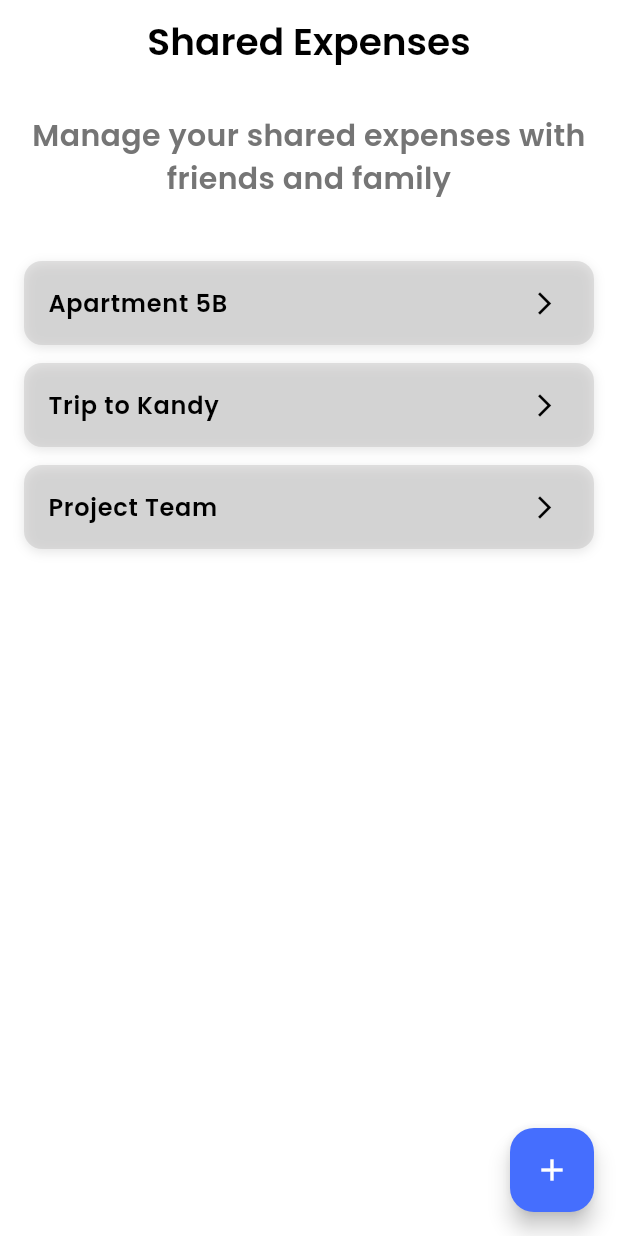
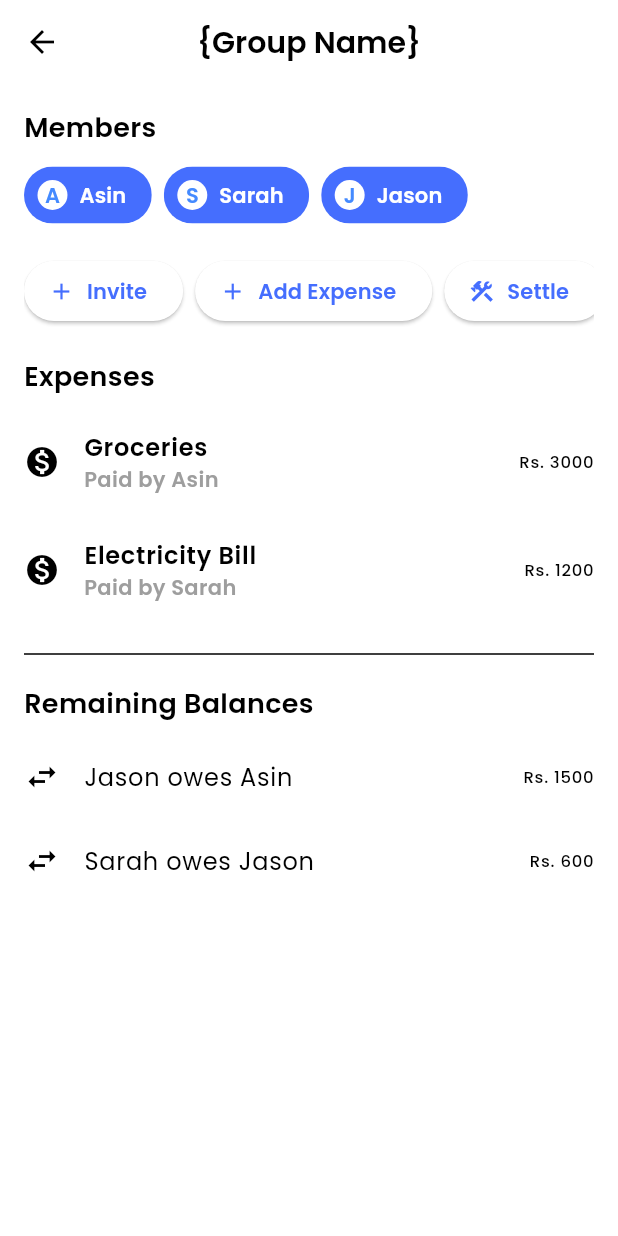
Before and after one commit to AsinOmal/CGP-Adopt-A-Wallet, a Flutter app: the screen it shows after launch, after a tap on "Apartment 5B", on a phone screen of 412 x 824 dp. Run offline on Flutter 3.47's test engine with Material 3 defaults, Android fonts, the phone set to English and light mode, and no system bars; drawn by our look-alikes of flutter_slidable, overlay_support; our stand-ins replace awesome_snackbar_content, bloc, calendar_view, cloud_firestore, dotted_border, equatable and 26 more; missing offline and left inert: encrypt, feedback, google_mlkit_text_recognition, is_first_run, mailer, mobile_scanner and 5 more; accounts and stored records are empty.

Commit message:
Created Group Details UI Screen

```diff
--- /dev/null
+++ b/lib/screens/shared-expenses/group_details.dart
@@ -0,0 +1,131 @@
+import 'package:flutter/material.dart';
+
+class GroupDetailsScreen extends StatelessWidget {
+  static const routeName = '/group-details';
+
+  final List<String> members = ['Asin', 'Sarah', 'Jason'];
+  final List<Map<String, dynamic>> expenses = [
+    {'title': 'Groceries', 'amount': 3000, 'payer': 'Asin'},
+    {'title': 'Electricity Bill', 'amount': 1200, 'payer': 'Sarah'},
+  ];
+  final List<Map<String, dynamic>> balances = [
+    {'from': 'Jason', 'to': 'Asin', 'amount': 1500},
+    {'from': 'Sarah', 'to': 'Jason', 'amount': 600},
+  ];
+
+  GroupDetailsScreen({super.key});
+
+  @override
+  Widget build(BuildContext context) {
+    return Scaffold(
+      appBar: AppBar(
+        title: const Text(
+          '{Group Name}',
+          style: TextStyle(fontSize: 20),
+        ),
+        centerTitle: true,
+      ),
+      body: Padding(
+        padding: const EdgeInsets.all(16),
+        child: Column(
+          crossAxisAlignment: CrossAxisAlignment.start,
+          children: [
+            const Text('Members',
+                style: TextStyle(fontWeight: FontWeight.bold, fontSize: 18)),
+            const SizedBox(height: 8),
+            Wrap(
+              spacing: 8,
+              children: members
+                  .map((m) => Chip(
+                        label: Text(
+                          m,
+                          style: const TextStyle(
+                            fontWeight: FontWeight.bold,
+                            color: Colors.white,
+                          ),
+                        ),
+                        elevation: 5,
+                        backgroundColor: const Color(0xFF456EFE),
+                        avatar: CircleAvatar(
+                          backgroundColor: Colors.white,
+                          child: Text(
+                            m[0],
+                            style: const TextStyle(
+                              fontSize: 14,
+                              fontWeight: FontWeight.bold,
+                              color: Colors.blueAccent,
+                            ),
+                          ),
+                        ),
+                        shape: RoundedRectangleBorder(
+                            borderRadius: BorderRadius.circular(20),
+                            side: const BorderSide(
+                              color: Colors.transparent,
+                            )),
+                      ))
+                  .toList(),
+            ),
+            const SizedBox(height: 16),
+            SingleChildScrollView(
+              scrollDirection: Axis.horizontal,
+              child: Row(
+                mainAxisAlignment: MainAxisAlignment.spaceEvenly,
+                children: [
+                  _button('Invite'),
+                  const SizedBox(width: 8),
+                  _button('Add Expense'),
+                  const SizedBox(width: 8),
+                  _button('Settle',
+                      icon: Icons.construction), // Replace icon if needed
+                ],
+              ),
+            ),
+            const SizedBox(height: 20),
+            const Text('Expenses',
+                style: TextStyle(fontWeight: FontWeight.bold, fontSize: 18)),
+            const SizedBox(height: 8),
+            ...expenses.map((e) => _expenseItem(e)),
+            const Divider(height: 40),
+            const Text('Remaining Balances',
+                style: TextStyle(fontWeight: FontWeight.bold, fontSize: 18)),
+            const SizedBox(height: 8),
+            ...balances.map((b) => _balanceItem(b)),
+          ],
+        ),
+      ),
+    );
+  }
+
+  Widget _button(String label, {IconData? icon}) {
+    return ElevatedButton.icon(
+      onPressed: () {},
+      icon: icon != null ? Icon(icon) : const Icon(Icons.add),
+      label: Text(
+        label,
+        style: const TextStyle(fontWeight: FontWeight.bold),
+      ),
+    );
+  }
+
+  Widget _expenseItem(Map<String, dynamic> e) {
+    return ListTile(
+      title:
+          Text(e['title'], style: const TextStyle(fontWeight: FontWeight.w600)),
+      leading: const Icon(Icons.monetization_on),
+      subtitle: Text('Paid by ${e['payer']}',
+          style:
+              const TextStyle(color: Colors.grey, fontWeight: FontWeight.w700)),
+      trailing: Text('Rs. ${e['amount']}'),
+      contentPadding: EdgeInsets.zero,
+    );
+  }
+
+  Widget _balanceItem(Map<String, dynamic> b) {
+    return ListTile(
+      leading: const Icon(Icons.swap_horiz),
+      title: Text('${b['from']} owes ${b['to']}'),
+      trailing: Text('Rs. ${b['amount']}'),
+      contentPadding: EdgeInsets.zero,
+    );
+  }
+}
--- a/lib/screens/shared-expenses/shared_expenses_first_page.dart
+++ b/lib/screens/shared-expenses/shared_expenses_first_page.dart
@@ -1,4 +1,5 @@
 import 'package:financial_app/screens/shared-expenses/create_a_group.dart';
+import 'package:financial_app/screens/shared-expenses/group_details.dart';
 import 'package:flutter/material.dart';
 import 'package:flutter_slidable/flutter_slidable.dart';
 
@@ -115,7 +116,13 @@ class _GroupSharingFirstState extends State<GroupSharingFirst> {
             ),
           ),
           trailing: const Icon(Icons.arrow_forward_ios, size: 18),
-          onTap: () {}, // Add navigation or functionality here
+          onTap: () {
+            Navigator.push(context, MaterialPageRoute(
+              builder: (context) {
+                return GroupDetailsScreen();
+              },
+            ));
+          }, // Add navigation or functionality here
         ),
       ),
     );
```
